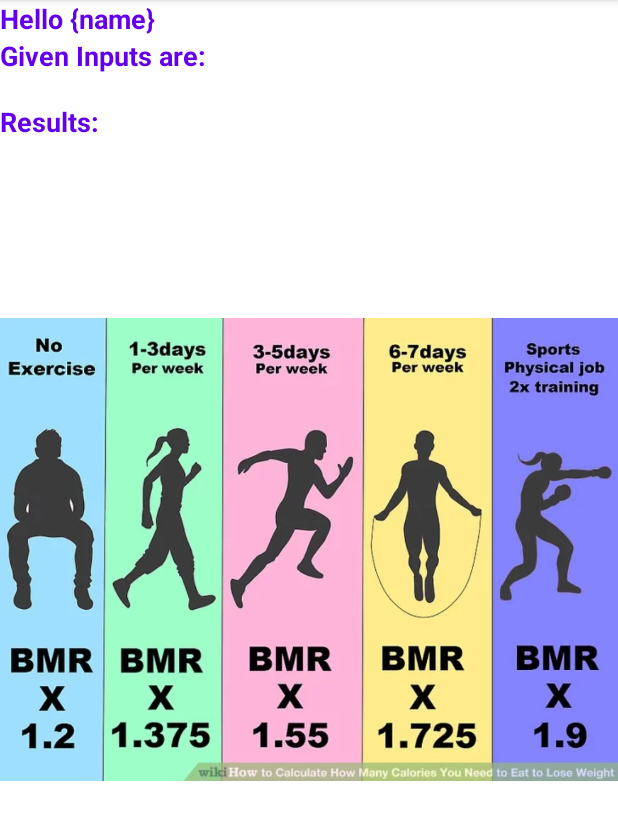
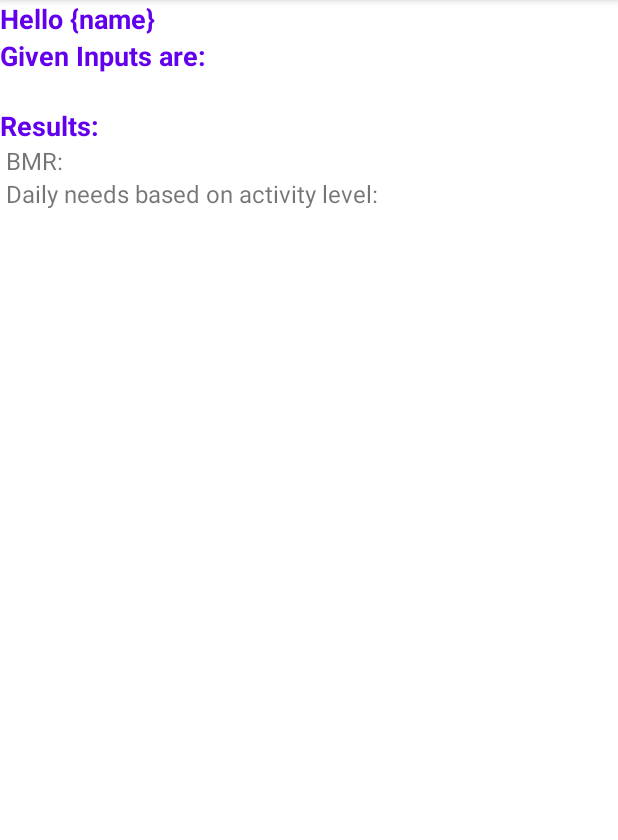
Before and after one commit to jovichenmcintyrecentenial/test_1_android, an Android app: the OutputActivity screen opened directly, with no data from a screen before it, on a phone screen of 412 x 824 dp, the part 84-924 px from its top. Run offline under Robolectric (Android 15) with nearby library versions, the phone set to English and light mode, and no system bars.

Commit message:
do calcualtions

```diff
--- a/app/src/main/res/layout/activity_output.xml
+++ b/app/src/main/res/layout/activity_output.xml
@@ -25,10 +25,22 @@
         style="@style/main_text"
         android:text="Results:"
         />
-
+    <TextView
+        android:id="@+id/bmr"
+        android:layout_width="match_parent"
+        android:layout_height="wrap_content"
+        android:text=" BMR: "
+        />
+    <TextView
+        android:id="@+id/daily_intake"
+        android:layout_width="match_parent"
+        android:layout_height="wrap_content"
+        android:text=" Daily needs based on activity level: "
+        />
     <ImageView
         android:id="@+id/imageView"
         android:layout_width="match_parent"
+        android:visibility="gone"
         android:layout_height="wrap_content"
         app:srcCompat="@drawable/bmr" />
 
--- a/app/src/main/res/values/themes.xml
+++ b/app/src/main/res/values/themes.xml
@@ -5,6 +5,7 @@
         <item name="colorPrimary">@color/purple_500</item>
         <item name="colorPrimaryVariant">@color/purple_700</item>
         <item name="colorOnPrimary">@color/white</item>
+        <item name="android:textSize">16sp</item>
         <!-- Secondary brand color. -->
         <item name="colorSecondary">@color/teal_200</item>
         <item name="colorSecondaryVariant">@color/teal_700</item>
```
Also changed, not shown: app/src/main/java/com/centennial/jovichenmcintyre_mapd711_001_test/OutputActivity.kt (+40 -0 lines).
